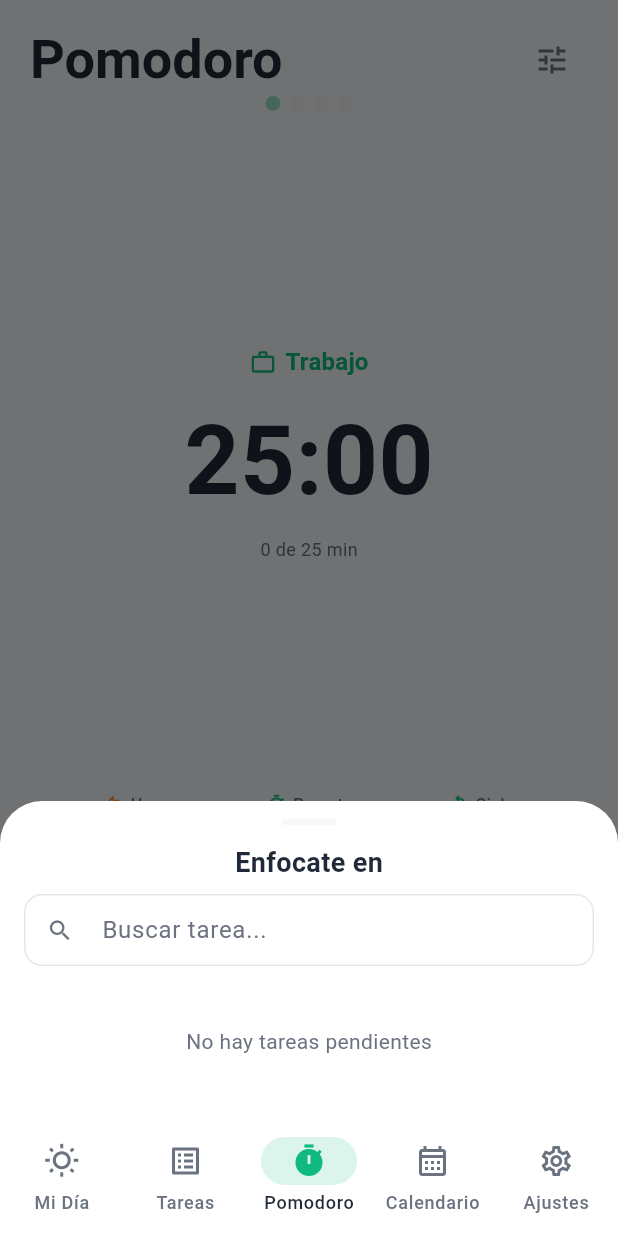
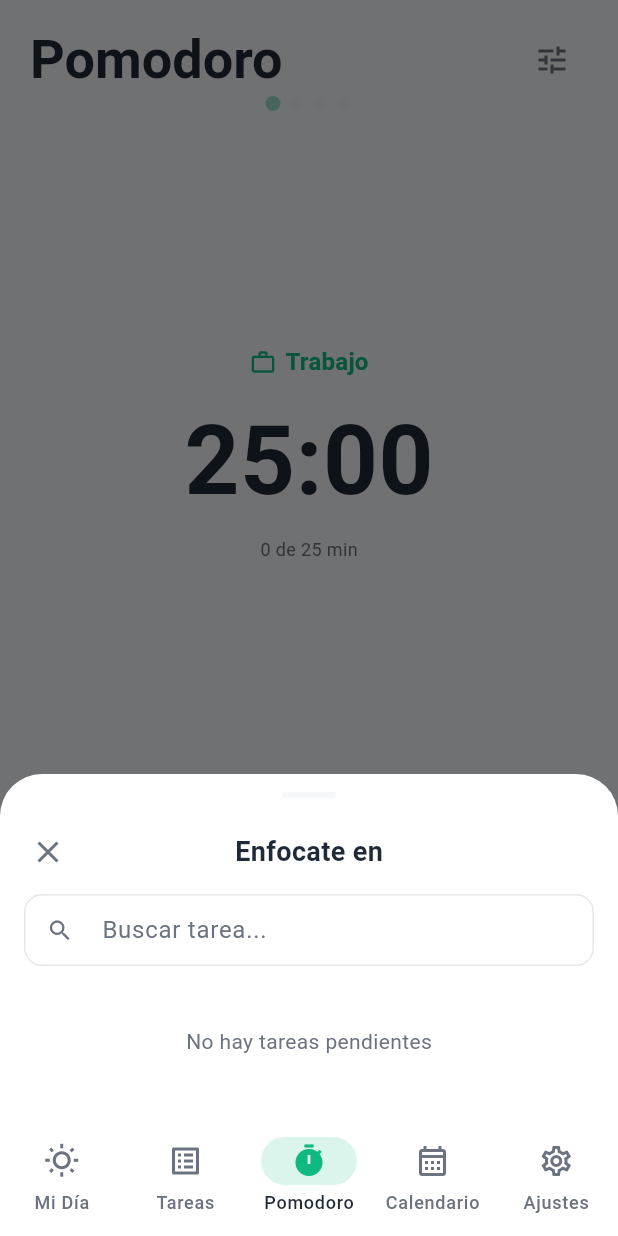
Before and after one commit to y0ner/slay-flutter, a Flutter app: the PomodoroScreen screen opened by its route, after a tap on "Elegir tarea para enfocarte", on a phone screen of 412 x 824 dp. Run offline on Flutter 3.47's test engine with Material 3 defaults, Android fonts, the light colour scheme and no system bars; our stand-ins replace connectivity_plus, drift, flutter_local_notifications, flutter_riverpod, flutter_timezone, go_router and 5 more; accounts and stored records are empty; generated files the repository leaves out were written again.

Commit message:
fix(pomodoro): picker de tarea cancelable
- Botón X explícito en el header del sheet (antes sólo drag/tap-outside)
- Opción 'Quitar selección' arriba de la lista cuando hay tarea actual
- Tres estados del sheet mutuamente excluyentes:
  - null (dismissed) → no toca _selectedTask
  - cleared → setea _selectedTask a null
  - task → setea _selectedTask a la elegida
- isDismissible: true explícito en showModalBottomSheet

```diff
--- a/lib/features/pomodoro/pomodoro_screen.dart
+++ b/lib/features/pomodoro/pomodoro_screen.dart
@@ -215,17 +215,24 @@ class _PomodoroScreenState extends ConsumerState<PomodoroScreen>
         await ref.read(taskRepositoryProvider).getAll();
     final categories = await ref.read(categoryRepositoryProvider).getAll();
     if (!mounted) return;
-    final selected = await showModalBottomSheet<Task>(
+    final selected = await showModalBottomSheet<_TaskPickResult>(
       context: context,
       isScrollControlled: true,
+      isDismissible: true,
       builder: (_) => _TaskPickerSheet(
         tasks: tasks.where((t) => !t.isCompleted).toList(),
         categories: categories,
         current: _selectedTask,
       ),
     );
-    if (selected != null) {
-      setState(() => _selectedTask = selected);
+    // null = el usuario cerró sin elegir (X / drag / tap afuera) → no
+    // tocamos la selección. `_TaskPickResult.cleared` = opción explícita
+    // "Quitar selección". `_TaskPickResult(task)` = eligió una.
+    if (selected == null) return;
+    if (selected.cleared) {
+      setState(() => _selectedTask = null);
+    } else {
+      setState(() => _selectedTask = selected.task);
     }
   }
 
@@ -662,9 +669,32 @@ class _TaskPickerSheetState extends State<_TaskPickerSheet> {
               ),
             ),
             const SizedBox(height: 12),
-            const Text('Enfocate en',
-                style: TextStyle(fontSize: 18, fontWeight: FontWeight.w600)),
-            const SizedBox(height: 8),
+            // Header con título + botón cerrar. Antes sólo estaba el
+            // título centrado → al usuario le costaba encontrar cómo
+            // salir sin elegir. Ahora: X explícito + drag down + tap
+            // afuera siguen funcionando.
+            Padding(
+              padding: const EdgeInsets.symmetric(horizontal: 8),
+              child: Row(
+                children: [
+                  IconButton(
+                    tooltip: 'Cerrar',
+                    onPressed: () => Navigator.pop(context),
+                    icon: const Icon(Icons.close),
+                  ),
+                  const Expanded(
+                    child: Center(
+                      child: Text('Enfocate en',
+                          style: TextStyle(
+                              fontSize: 18, fontWeight: FontWeight.w600)),
+                    ),
+                  ),
+                  // Padding simétrico para que el título quede centrado.
+                  const SizedBox(width: 48),
+                ],
+              ),
+            ),
+            const SizedBox(height: 4),
             Padding(
               padding: const EdgeInsets.symmetric(horizontal: 16),
               child: TextField(
@@ -694,9 +724,23 @@ class _TaskPickerSheetState extends State<_TaskPickerSheet> {
                     )
                   : ListView.builder(
                       shrinkWrap: true,
-                      itemCount: filtered.length,
+                      // +1 para el item "Quitar selección" si hay actual.
+                      itemCount:
+                          filtered.length + (widget.current == null ? 0 : 1),
                       itemBuilder: (_, i) {
-                        final t = filtered[i];
+                        // Primer slot reservado para "Quitar selección".
+                        if (widget.current != null && i == 0) {
+                          return ListTile(
+                            leading: Icon(Icons.clear,
+                                color: scheme.onSurfaceVariant),
+                            title: Text('Quitar selección',
+                                style: TextStyle(
+                                    color: scheme.onSurfaceVariant)),
+                            onTap: () => Navigator.pop<_TaskPickResult>(
+                                context, _TaskPickResult.cleared()),
+                          );
+                        }
+                        final t = filtered[widget.current == null ? i : i - 1];
                         final cat = catById[t.categoryId];
                         final selected = widget.current?.id == t.id;
                         return ListTile(
@@ -719,7 +763,8 @@ class _TaskPickerSheetState extends State<_TaskPickerSheet> {
                           trailing: selected
                               ? Icon(Icons.check, color: scheme.primary)
                               : null,
-                          onTap: () => Navigator.pop(context, t),
+                          onTap: () => Navigator.pop<_TaskPickResult>(
+                              context, _TaskPickResult.task(t)),
                         );
                       },
                     ),
@@ -732,5 +777,20 @@ class _TaskPickerSheetState extends State<_TaskPickerSheet> {
   }
 }
 
+/// Resultado del picker de tarea. Tres estados mutuamente excluyentes:
+/// - `null` retornado por el sheet: usuario descartó (X, drag, tap afuera)
+///   → NO se modifica `_selectedTask`.
+/// - `_TaskPickResult.cleared`: usuario eligió "Quitar selección"
+///   → `_selectedTask` pasa a null.
+/// - `_TaskPickResult(task: ...)`: usuario eligió una tarea.
+class _TaskPickResult {
+  const _TaskPickResult.task(this.task) : cleared = false;
+  const _TaskPickResult.cleared()
+      : task = null,
+        cleared = true;
+  final Task? task;
+  final bool cleared;
+}
+
 Color _parseColor(String h) =>
     Color(int.parse(h.replaceFirst('#', '0xFF')));
```
